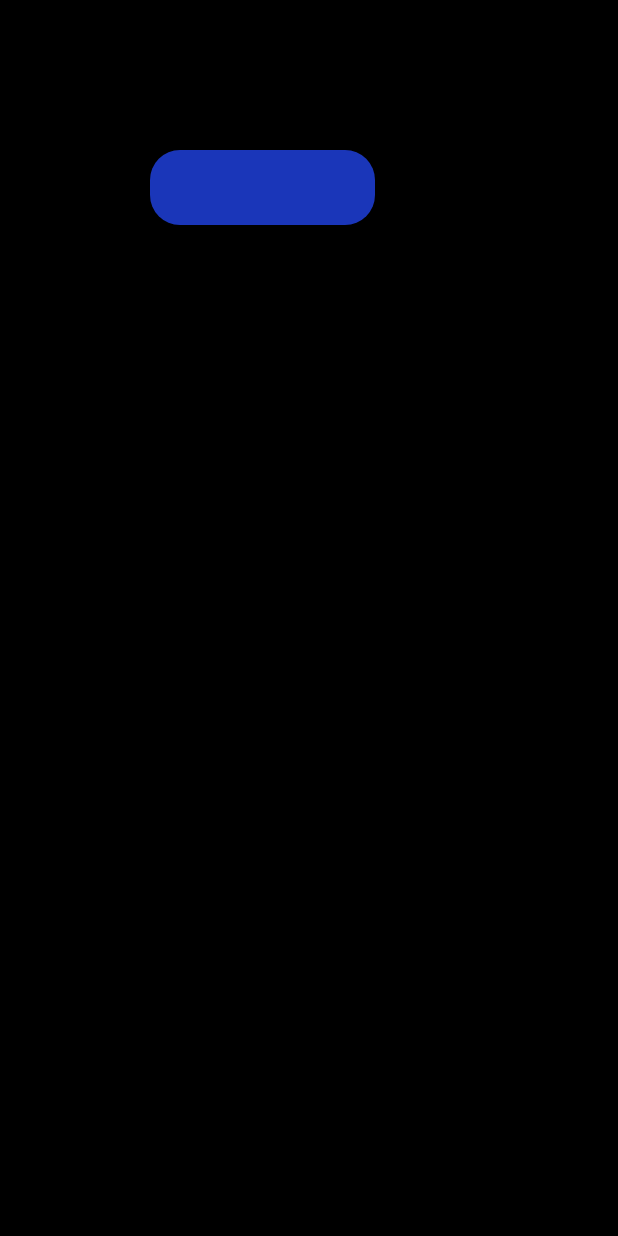
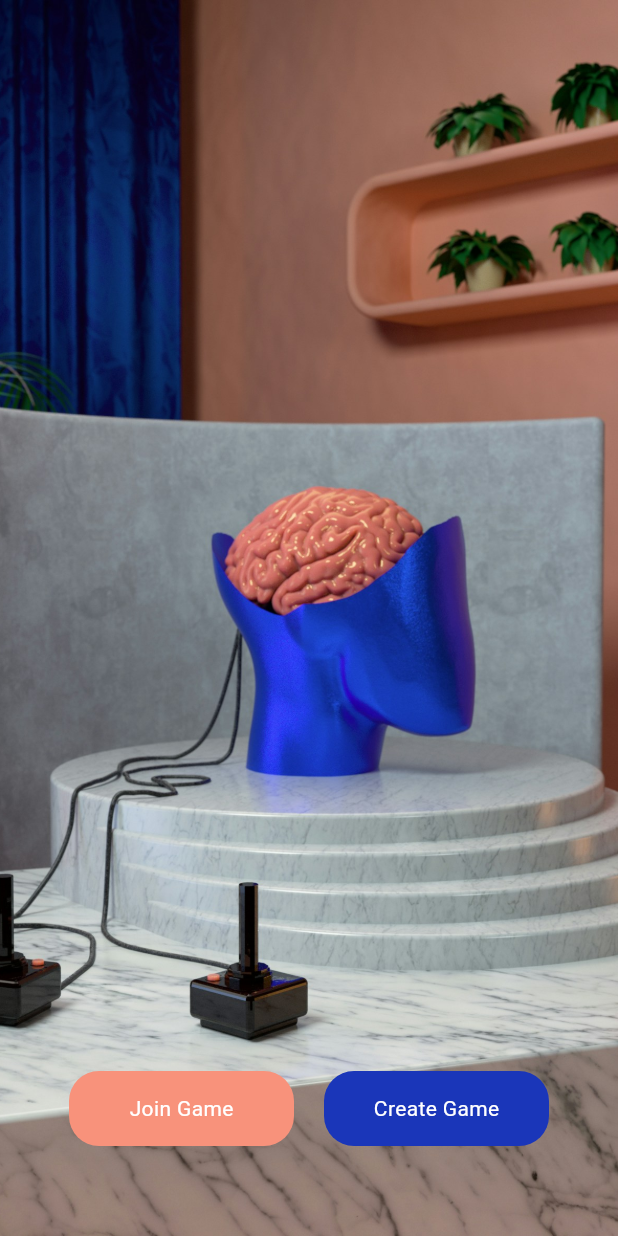
Before and after one commit to mozsarmate/photo-roulette, a Flutter app: the screen it shows after launch, on a phone screen of 412 x 824 dp. Run offline on Flutter 3.47's test engine with Material 3 defaults, Android fonts, the phone set to English and light mode, and no system bars.

Commit message:
Fine ass home page

```diff
--- a/lib/components/button.dart
+++ b/lib/components/button.dart
@@ -1,17 +1,35 @@
+// import "dart:html";
+
 import "package:flutter/material.dart";
+// import ="package:flutter_svg/flutter_svg.dart";
 
 class Button extends StatelessWidget {
-  const Button({super.key});
+  final String text;
+  final bool isPrimary;
+  final double padding;
+
+  const Button(
+      {super.key,
+      required this.text,
+      required this.isPrimary,
+      this.padding = 10.0});
 
   @override
   Widget build(BuildContext context) {
+    Color bgColor = isPrimary
+        ? Theme.of(context).colorScheme.primary
+        : Theme.of(context).colorScheme.secondary;
     return Container(
-        margin: EdgeInsets.all(100),
+        margin: EdgeInsets.all(padding),
         width: 150,
         height: 50,
         decoration: BoxDecoration(
-          color: Color(0xFF1A36B9),
+          color: bgColor,
           borderRadius: BorderRadius.circular(20),
-        ));
+        ),
+        child: Center(
+            child: Text(text)
+        )
+    );
   }
 }
--- a/lib/pages/home.dart
+++ b/lib/pages/home.dart
@@ -7,7 +7,28 @@ class HomePage extends StatelessWidget {
   @override
   Widget build(BuildContext context) {
     return Scaffold(
-      body: Button()
+      body: Container(
+        decoration: BoxDecoration(
+          image: DecorationImage(
+            image: AssetImage("assets/images/main_background.jpg"),
+            fit: BoxFit.cover
+          )
+        ),
+          child: Align(
+              alignment: Alignment.bottomCenter,
+              child: Container(
+                  padding: EdgeInsets.fromLTRB(0, 0, 0, 50),
+                  child: Row(
+                      mainAxisAlignment: MainAxisAlignment.center,
+                      children: <Widget>[
+                        Button(text: "Join Game", isPrimary: true),
+                        Button(text: "Create Game", isPrimary: false)
+                      ]
+                  )
+              )
+
+          )
+      )
 
     );
   }
--- a/pubspec.yaml
+++ b/pubspec.yaml
@@ -59,8 +59,8 @@ flutter:
   uses-material-design: true
 
   # To add assets to your application, add an assets section, like this:
-#  assets:
-#    - assets/icons/
+  assets:
+    - assets/images/
   #   - images/a_dot_ham.jpeg
 
   # An image asset can refer to one or more resolution-specific "variants", see
```
Also changed, not shown: assets/images/main_background.jpg (renamed from lib/assets/main_background.jpg).
